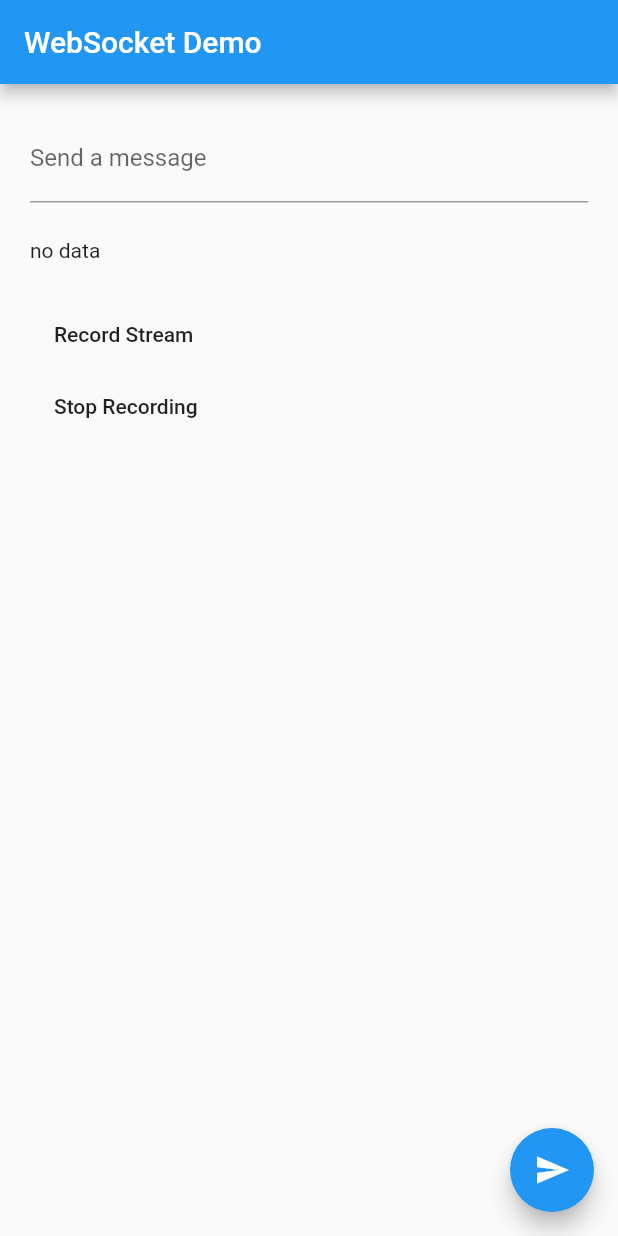
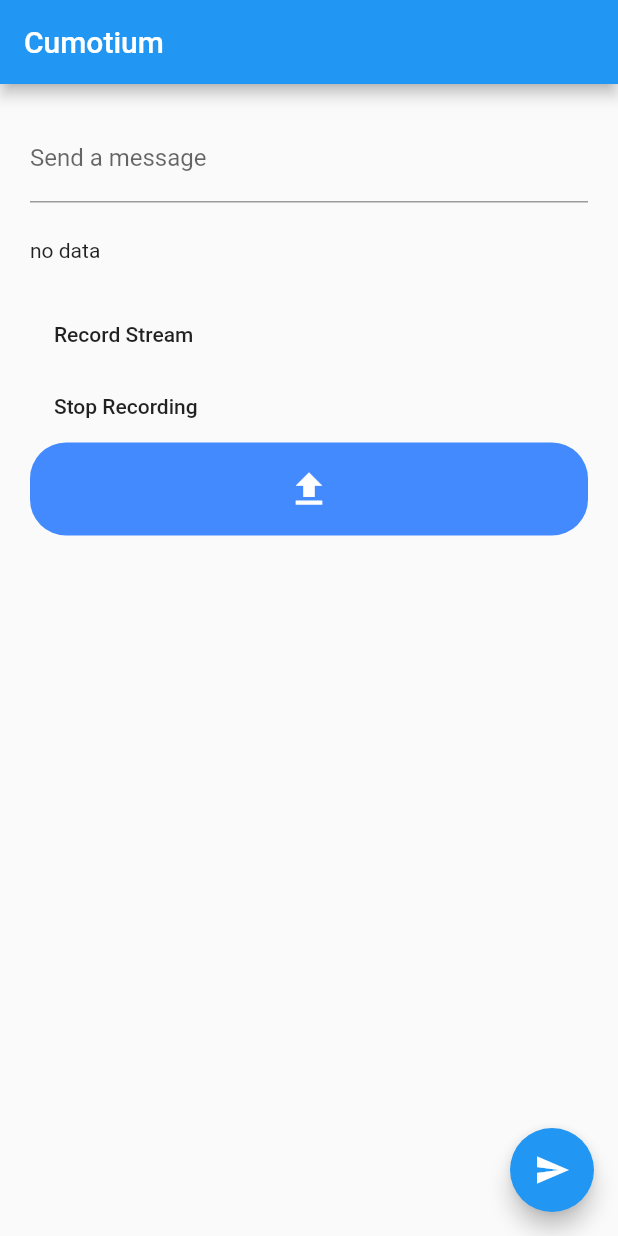
Before and after one commit to comotium/comotium, a Flutter app: the screen it shows after launch, on a phone screen of 412 x 824 dp. Run offline on Flutter 3.47's test engine with Material 2 defaults, Android fonts, the phone set to English and light mode, and no system bars; our stand-ins replace fluttertoast; missing offline and left inert: mic_stream; network calls fail.

Commit message:
add upload icon

```diff
--- a/frontend/comotium/lib/main.dart
+++ b/frontend/comotium/lib/main.dart
@@ -17,7 +17,7 @@
 class MyApp extends StatelessWidget {
   @override
   Widget build(BuildContext context) {
-    final title = 'WebSocket Demo';
+    final title = 'Cumotium';
     return MaterialApp(
       title: title,
       home: MyHomePage(
@@ -63,6 +63,7 @@
   Widget build(BuildContext context) {
     return Scaffold(
       appBar: AppBar(
+
         title: Text(widget.title),
       ),
       body: Padding(
@@ -92,16 +93,26 @@
             new FlatButton(
                 onPressed: _stopRecord,
                 child: new Text("Stop Recording")
-            )
-          ],
+            ),
+            new Material(
+              color: Colors.blueAccent,
+              borderRadius: BorderRadius.circular(24.0),
+              child: Center(
+                child: Padding(
+                    padding: EdgeInsets.all(16.0),
+                    child: Icon(Icons.file_upload,
+                        color: Colors.white, size: 30.0),
+
+    )
+              )
+            )]
         ),
       ),
       floatingActionButton: FloatingActionButton(
         onPressed: _sendMessage,
         tooltip: 'Send message',
-        child: Icon(Icons.send),
-      ), // This trailing comma makes auto-formatting nicer for build methods.
-    );
+        child: Icon(Icons.send),// This trailing comma makes auto-formatting nicer for build methods.
+    ));
   }
 
   void _sendMessage() async {
```
Also changed, not shown: 5 other files.
